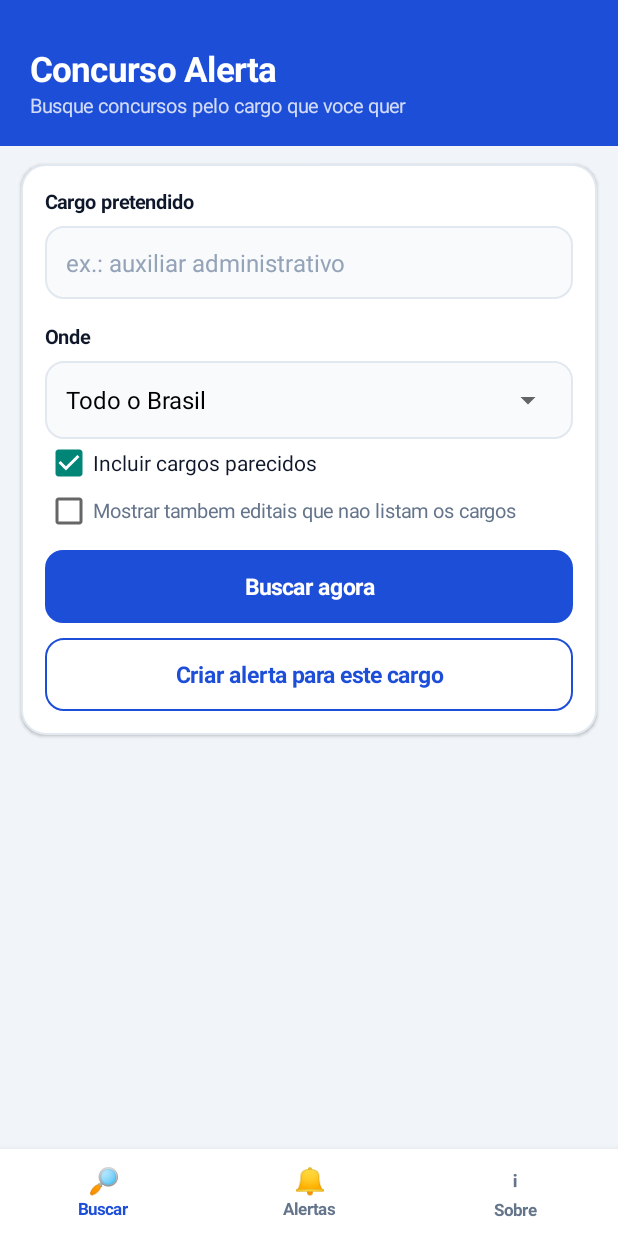
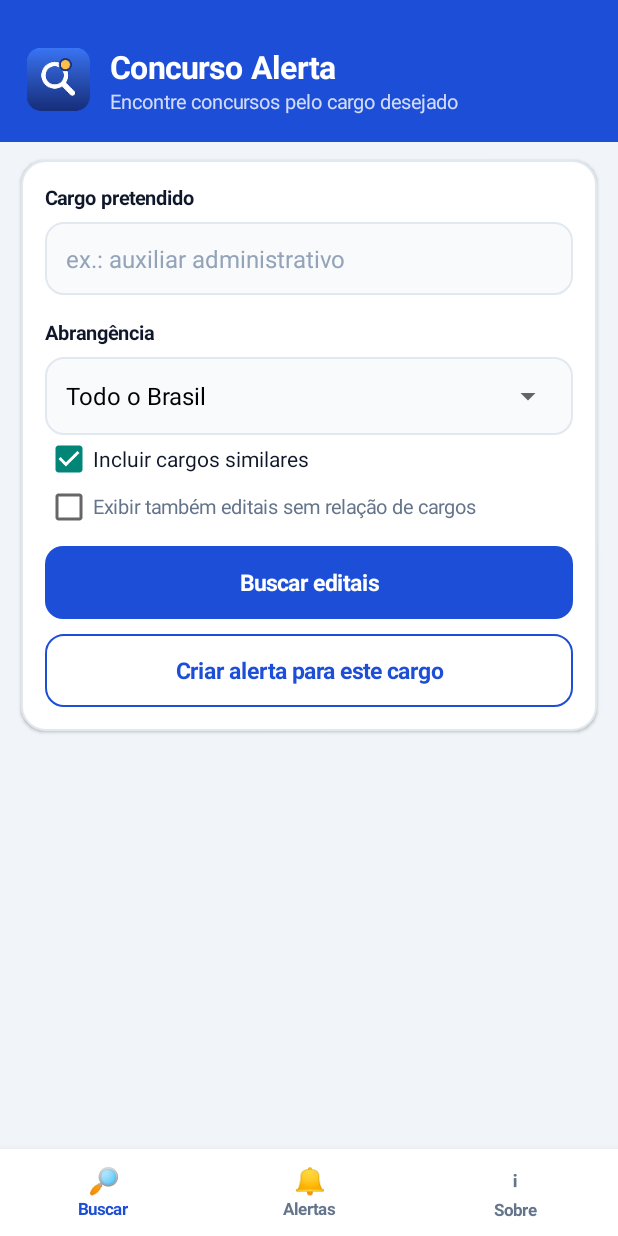
Before and after one commit to Wise1090/concurso-alerta, an Android app: the screen it shows after launch (MainActivity), on a phone screen of 412 x 824 dp. Run offline under Robolectric (Android 15) with nearby library versions, the phone set to English and light mode, and no system bars.

Commit message:
Add files via upload

```diff
--- a/app/src/main/AndroidManifest.xml
+++ b/app/src/main/AndroidManifest.xml
@@ -8,7 +8,8 @@
 
     <application
         android:allowBackup="true"
-        android:icon="@android:drawable/ic_menu_search"
+        android:icon="@mipmap/ic_launcher"
+        android:roundIcon="@mipmap/ic_launcher"
         android:label="Concurso Alerta"
         android:theme="@android:style/Theme.Material.Light.NoActionBar"
         android:usesCleartextTraffic="false">
--- a/app/src/main/java/com/concursos/alerta/Fontes.java
+++ b/app/src/main/java/com/concursos/alerta/Fontes.java
@@ -45,7 +45,7 @@ public final class Fontes {
     static List<Fonte> padrao() {
         List<Fonte> l = new ArrayList<>();
         l.add(new Fonte("PCI Concursos", "https://www.pciconcursos.com.br/concursos/", "pci"));
-        l.add(new Fonte("Estrategia Concursos", "https://concursos.estrategia.com/portal/concursos-abertos/", "agregador"));
+        l.add(new Fonte("Estratégia Concursos", "https://concursos.estrategia.com/portal/concursos-abertos/", "agregador"));
         l.add(new Fonte("Gran Cursos", "https://blog.grancursosonline.com.br/concursos-abertos/", "agregador"));
         l.add(new Fonte("Folha Dirigida", "https://folhadirigida.com.br/concursos/", "agregador"));
         l.add(new Fonte("Concursos no Brasil", "https://concursosnobrasil.com.br/concursos/", "agregador"));
@@ -249,7 +249,7 @@ public final class Fontes {
             e.info = o.optString("artType");
             e.url = "https://www.in.gov.br/web/dou/-/" + urlTitle;
             e.uf = "BR";
-            e.fonte = "Diario Oficial da Uniao";
+            e.fonte = "Diário Oficial da União";
             out.add(e);
         }
         return out;
@@ -287,7 +287,7 @@ public final class Fontes {
                 if (!ja) r.achados.add(e);
             }
         } catch (Exception ignored) {
-            col.falhas.add("Diario Oficial da Uniao");
+            col.falhas.add("Diário Oficial da União");
         }
         r.fontesComFalha = col.falhas.size();
         r.fontesTotal = col.total + 1;
--- a/app/src/main/java/com/concursos/alerta/MainActivity.java
+++ b/app/src/main/java/com/concursos/alerta/MainActivity.java
@@ -19,6 +19,7 @@ import android.widget.ArrayAdapter;
 import android.widget.CheckBox;
 import android.widget.EditText;
 import android.widget.FrameLayout;
+import android.widget.ImageView;
 import android.widget.LinearLayout;
 import android.widget.ScrollView;
 import android.widget.Spinner;
@@ -131,7 +132,7 @@ public class MainActivity extends Activity {
         try {
             startActivity(new Intent(Intent.ACTION_VIEW, Uri.parse(url)));
         } catch (Exception e) {
-            Toast.makeText(this, "Nao consegui abrir o link.", Toast.LENGTH_SHORT).show();
+            Toast.makeText(this, "Não foi possível abrir o link.", Toast.LENGTH_SHORT).show();
         }
     }
 
@@ -170,13 +171,24 @@ public class MainActivity extends Activity {
 
     private View barraSuperior() {
         LinearLayout h = new LinearLayout(this);
-        h.setOrientation(LinearLayout.VERTICAL);
+        h.setOrientation(LinearLayout.HORIZONTAL);
+        h.setGravity(Gravity.CENTER_VERTICAL);
         h.setBackgroundColor(PRIMARIA);
-        h.setPadding(dp(20), dp(30), dp(20), dp(18));
-        TextView t = tv("Concurso Alerta", 23, true, Color.WHITE);
-        h.addView(t);
+        h.setPadding(dp(18), dp(30), dp(18), dp(18));
+
+        ImageView marca = new ImageView(this);
+        marca.setImageResource(R.drawable.logo);
+        LinearLayout.LayoutParams lpM = new LinearLayout.LayoutParams(dp(42), dp(42));
+        lpM.rightMargin = dp(13);
+        marca.setLayoutParams(lpM);
+        h.addView(marca);
+
+        LinearLayout txt = new LinearLayout(this);
+        txt.setOrientation(LinearLayout.VERTICAL);
+        txt.addView(tv("Concurso Alerta", 21, true, Color.WHITE));
         tvSub = tv("", 13, false, 0xCCFFFFFF);
-        h.addView(tvSub);
+        txt.addView(tvSub);
+        h.addView(txt);
         return h;
     }
 
@@ -217,9 +229,9 @@ public class MainActivity extends Activity {
             abaRotulo[k].setTextColor(cor);
         }
         String[] subs = {
-                "Busque concursos pelo cargo que voce quer",
-                "Avisos de novos editais e ajustes",
-                "Informacoes do aplicativo"};
+                "Encontre concursos pelo cargo desejado",
+                "Notificações de novos editais",
+                "Informações do aplicativo"};
         tvSub.setText(subs[i]);
         if (i == 1) renderAlertas();
     }
@@ -253,7 +265,7 @@ public class MainActivity extends Activity {
         etCargo.setLayoutParams(lpE);
         c.addView(etCargo);
 
-        TextView lblUf = tv("Onde", 13, true, TEXTO);
+        TextView lblUf = tv("Abrangência", 13, true, TEXTO);
         lblUf.setPadding(0, dp(16), 0, dp(7));
         c.addView(lblUf);
         LinearLayout caixaUf = new LinearLayout(this);
@@ -269,18 +281,18 @@ public class MainActivity extends Activity {
         c.addView(caixaUf);
 
         cbSim = new CheckBox(this);
-        cbSim.setText("Incluir cargos parecidos");
+        cbSim.setText("Incluir cargos similares");
         cbSim.setTextColor(TEXTO);
         cbSim.setChecked(true);
         c.addView(cbSim);
 
         cbSemCargo = new CheckBox(this);
-        cbSemCargo.setText("Mostrar tambem editais que nao listam os cargos");
+        cbSemCargo.setText("Exibir também editais sem relação de cargos");
         cbSemCargo.setTextColor(SUAVE);
         cbSemCargo.setTextSize(13);
         c.addView(cbSemCargo);
 
-        c.addView(botao("Buscar agora", PRIMARIA, Color.WHITE, false, v -> buscar()));
+        c.addView(botao("Buscar editais", PRIMARIA, Color.WHITE, false, v -> buscar()));
         c.addView(botao("Criar alerta para este cargo", 0x00FFFFFF, PRIMARIA, true, v -> cadastrar()));
         col.addView(c);
 
@@ -304,14 +316,14 @@ public class MainActivity extends Activity {
         if (buscando) return;
         final String cargo = etCargo.getText().toString().trim();
         if (cargo.isEmpty()) {
-            Toast.makeText(this, "Digite o cargo que voce procura.", Toast.LENGTH_SHORT).show();
+            Toast.makeText(this, "Informe o cargo pretendido.", Toast.LENGTH_SHORT).show();
             return;
         }
         final String uf = ufSelecionada();
         final boolean sim = cbSim.isChecked();
         final boolean incerto = cbSemCargo.isChecked();
         buscando = true;
-        tvStatus.setText("Procurando nas fontes...");
+        tvStatus.setText("Consultando as fontes\u2026");
         llRes.removeAllViews();
         bg.execute(() -> {
             Fontes.Coleta col = Fontes.coletar(this, false);
@@ -328,10 +340,10 @@ public class MainActivity extends Activity {
         StringBuilder s = new StringBuilder();
         s.append(r.achados.size()).append(r.achados.size() == 1 ? " edital encontrado" : " editais encontrados");
         if (r.fontesComFalha > 0) {
-            s.append("  -  ").append(r.fontesComFalha).append(" de ")
-                    .append(r.fontesTotal).append(" fontes nao responderam");
+            s.append("   \u00b7   ").append(r.fontesTotal).append(" fontes consultadas, ")
+                    .append(r.fontesComFalha).append(" indisponíveis");
         }
-        if (r.achados.isEmpty()) s.append(".\nTente uma palavra mais curta, como so \"administrativo\".");
+        if (r.achados.isEmpty()) s.append(".\nTente um termo mais abrangente, como \"administrativo\".");
         tvStatus.setText(s.toString());
 
         int n = 0;
@@ -340,8 +352,8 @@ public class MainActivity extends Activity {
             if (++n >= 60) break;
         }
         if (incluirIncertos && !r.semCargo.isEmpty()) {
-            llRes.addView(titulo("Sem lista de cargos (" + r.semCargo.size() + ")"));
-            TextView aviso = tv("Estes editais nao dizem quais sao os cargos. Abra para conferir.",
+            llRes.addView(titulo("Sem relação de cargos (" + r.semCargo.size() + ")"));
+            TextView aviso = tv("Estes editais não informam os cargos na listagem. Abra cada um para verificar.",
                     12, false, SUAVE);
             aviso.setPadding(dp(18), 0, dp(18), dp(4));
             llRes.addView(aviso);
@@ -351,8 +363,8 @@ public class MainActivity extends Activity {
                 if (++n >= 40) break;
             }
         } else if (!r.semCargo.isEmpty()) {
-            TextView dica = tv("Ha ainda " + r.semCargo.size()
-                    + " editais que nao listam os cargos. Marque a opcao acima para ve-los.",
+            TextView dica = tv("Outros " + r.semCargo.size()
+                    + " editais não informam os cargos. Marque a opção acima para exibi-los.",
                     12, false, AMBAR);
             dica.setPadding(dp(20), dp(12), dp(20), 0);
             llRes.addView(dica);
@@ -365,8 +377,8 @@ public class MainActivity extends Activity {
         LinearLayout selos = new LinearLayout(this);
         selos.setOrientation(LinearLayout.HORIZONTAL);
         if (!e.uf.isEmpty()) selos.addView(selo(e.uf.equals("BR") ? "NACIONAL" : e.uf, PRIMARIA));
-        if (e.tipo == Edital.SIMILAR) selos.addView(selo("CARGO PARECIDO", AMBAR));
-        if (e.tipo == Edital.INCERTO) selos.addView(selo("CONFERIR", SUAVE));
+        if (e.tipo == Edital.SIMILAR) selos.addView(selo("CARGO SIMILAR", AMBAR));
+        if (e.tipo == Edital.INCERTO) selos.addView(selo("A VERIFICAR", SUAVE));
         if (selos.getChildCount() > 0) c.addView(selos);
 
         TextView t = tv(e.titulo, 16, true, TEXTO);
@@ -387,14 +399,14 @@ public class MainActivity extends Activity {
         if (!e.nivel.isEmpty()) meta.append(e.nivel);
         if (!e.data.isEmpty()) {
             if (meta.length() > 0) meta.append("   |   ");
-            meta.append("ate ").append(e.data);
+            meta.append("até ").append(e.data);
         }
         if (meta.length() > 0) {
             TextView m = tv(meta.toString(), 12, false, SUAVE);
             m.setPadding(0, dp(8), 0, 0);
             c.addView(m);
         }
-        TextView f = tv(e.fonte + "   >   toque para abrir", 11, true, PRIMARIA);
+        TextView f = tv(e.fonte + "   \u00b7   Abrir publicação", 11, true, PRIMARIA);
         f.setPadding(0, dp(10), 0, 0);
         c.addView(f);
 
@@ -410,8 +422,8 @@ public class MainActivity extends Activity {
 
         LinearLayout c1 = cartao();
         c1.addView(tv("Meus alertas", 17, true, TEXTO));
-        c1.addView(tv("O app confere as fontes de tempo em tempo e avisa, com som, quando "
-                + "sair edital novo para o cargo que voce cadastrou.", 13, false, SUAVE));
+        c1.addView(tv("O aplicativo consulta as fontes periodicamente e notifica, com som, "
+                + "quando houver novo edital para o cargo cadastrado.", 13, false, SUAVE));
         llAlertas = new LinearLayout(this);
         llAlertas.setOrientation(LinearLayout.VERTICAL);
         llAlertas.setPadding(0, dp(12), 0, 0);
@@ -419,32 +431,32 @@ public class MainActivity extends Activity {
         col.addView(c1);
 
         LinearLayout c2 = cartao();
-        c2.addView(tv("Conferir", 17, true, TEXTO));
-        c2.addView(botao("Testar notificacao", 0x00FFFFFF, PRIMARIA, true, v -> {
+        c2.addView(tv("Verificação", 17, true, TEXTO));
+        c2.addView(botao("Testar notificação", 0x00FFFFFF, PRIMARIA, true, v -> {
             if (!Notificador.temPermissao(this)) {
-                Toast.makeText(this, "Permita as notificacoes para este app.", Toast.LENGTH_LONG).show();
+                Toast.makeText(this, "Permita as notificações para este aplicativo.", Toast.LENGTH_LONG).show();
                 pedirPermissao();
                 return;
             }
             Notificador.teste(this);
         }));
         c2.addView(botao("Verificar agora", 0x00FFFFFF, PRIMARIA, true, v -> verificarAgora()));
-        c2.addView(botao("Ajustes de bateria", 0x00FFFFFF, PRIMARIA, true, v -> {
+        c2.addView(botao("Otimização de bateria", 0x00FFFFFF, PRIMARIA, true, v -> {
             try {
                 startActivity(new Intent(Settings.ACTION_IGNORE_BATTERY_OPTIMIZATION_SETTINGS));
             } catch (Exception e) {
-                Toast.makeText(this, "Abra Configuracoes, Bateria, e libere este app.",
+                Toast.makeText(this, "Abra Configurações, Bateria e libere este aplicativo.",
                         Toast.LENGTH_LONG).show();
             }
         }));
-        c2.addView(tv("Alguns aparelhos economizam bateria com rigor e atrasam o aviso. "
-                + "Liberar o app ajuda.", 12, false, SUAVE));
+        c2.addView(tv("Alguns aparelhos restringem a execução em segundo plano e podem atrasar "
+                + "o aviso. Liberar o aplicativo evita esse atraso.", 12, false, SUAVE));
         col.addView(c2);
 
         LinearLayout c3 = cartao();
-        c3.addView(tv("Portais de orgaos", 17, true, TEXTO));
-        c3.addView(tv("Cole o endereco da pagina de concursos de um orgao para o app "
-                + "vigiar tambem.", 13, false, SUAVE));
+        c3.addView(tv("Portais de órgãos", 17, true, TEXTO));
+        c3.addView(tv("Informe o endereço da página de concursos de um órgão para incluí-lo "
+                + "no monitoramento.", 13, false, SUAVE));
         etUrl = new EditText(this);
         etUrl.setHint("https://www.prefeitura.exemplo.gov.br/concursos");
         etUrl.setSingleLine(true);
@@ -473,7 +485,7 @@ public class MainActivity extends Activity {
         llAlertas.removeAllViews();
         List<Store.Alerta> l = Store.alertas(this);
         if (l.isEmpty()) {
-            llAlertas.addView(tv("Nenhum alerta ainda. Na aba Buscar, digite um cargo e toque "
+            llAlertas.addView(tv("Nenhum alerta cadastrado. Na aba Buscar, informe um cargo e toque "
                     + "em \"Criar alerta para este cargo\".", 13, false, SUAVE));
             return;
         }
@@ -492,7 +504,7 @@ public class MainActivity extends Activity {
             txt.setOrientation(LinearLayout.VERTICAL);
             txt.addView(tv(a.cargo, 15, true, TEXTO));
             txt.addView(tv((a.uf.isEmpty() ? "Todo o Brasil" : a.uf)
-                    + (a.similares ? "  -  com cargos parecidos" : ""), 12, false, SUAVE));
+                    + (a.similares ? "   \u00b7   cargos similares" : ""), 12, false, SUAVE));
             r.addView(txt, new LinearLayout.LayoutParams(0,
                     ViewGroup.LayoutParams.WRAP_CONTENT, 1));
 
@@ -511,14 +523,14 @@ public class MainActivity extends Activity {
     private void cadastrar() {
         String cargo = etCargo.getText().toString().trim();
         if (cargo.isEmpty()) {
-            Toast.makeText(this, "Digite o cargo que voce procura.", Toast.LENGTH_SHORT).show();
+            Toast.makeText(this, "Informe o cargo pretendido.", Toast.LENGTH_SHORT).show();
             return;
         }
         Store.adicionar(this, cargo, ufSelecionada(), cbSim.isChecked());
         renderAlertas();
         CheckJob.agendar(this);
         pedirPermissao();
-        Toast.makeText(this, "Alerta criado. Voce sera avisado quando sair edital novo.",
+        Toast.makeText(this, "Alerta criado. Você será notificado quando houver novo edital.",
                 Toast.LENGTH_LONG).show();
         bg.execute(() -> {
             try { Verificador.rodar(this); } catch (Exception ignored) { }
@@ -526,14 +538,15 @@ public class MainActivity extends Activity {
     }
 
     private void verificarAgora() {
-        Toast.makeText(this, "Verificando...", Toast.LENGTH_SHORT).show();
+        Toast.makeText(this, "Verificando\u2026", Toast.LENGTH_SHORT).show();
         bg.execute(() -> {
             String msg;
             try {
                 int n = Verificador.rodar(this);
-                msg = n > 0 ? n + " edital(is) novo(s)!" : "Nenhum edital novo por enquanto.";
+                msg = n > 0 ? n + (n == 1 ? " novo edital encontrado." : " novos editais encontrados.")
+                        : "Nenhum edital novo no momento.";
             } catch (Exception e) {
-                msg = "Falha na verificacao: " + e.getMessage();
+                msg = "Falha na verificação: " + e.getMessage();
             }
             final String m = msg;
             ui.post(() -> Toast.makeText(this, m, Toast.LENGTH_LONG).show());
@@ -544,7 +557,7 @@ public class MainActivity extends Activity {
         String u = etUrl.getText().toString().trim();
         if (!u.startsWith("http")) u = "https://" + u;
         if (u.length() < 12 || !u.contains(".")) {
-            Toast.makeText(this, "Endereco invalido.", Toast.LENGTH_SHORT).show();
+            Toast.makeText(this, "Endereço inválido.", Toast.LENGTH_SHORT).show();
             return;
         }
         Store.adicionarCustom(this, u);
@@ -586,16 +599,16 @@ public class MainActivity extends Activity {
 
         LinearLayout c1 = cartao();
         c1.addView(tv("Concurso Alerta", 20, true, PRIMARIA_E));
-        c1.addView(tv("Versao " + versao, 13, false, SUAVE));
-        TextView d = tv("Busca concursos publicos pelo cargo que voce quer e avisa, com "
-                + "notificacao e som, quando sair edital novo.", 14, false, TEXTO);
+        c1.addView(tv("Versão " + versao, 13, false, SUAVE));
+        TextView d = tv("Localiza concursos públicos pelo cargo desejado e notifica, com som, "
+                + "a publicação de novos editais.", 14, false, TEXTO);
         d.setPadding(0, dp(10), 0, 0);
         c1.addView(d);
         col.addView(c1);
 
         LinearLayout c2 = cartao();
         c2.addView(tv("Desenvolvedor", 17, true, TEXTO));
-        c2.addView(linha("Willian Goncalves Ribeiro", "Ver perfil no LinkedIn",
+        c2.addView(linha("Willian Gonçalves Ribeiro", "Perfil no LinkedIn",
                 () -> abrir("https://www.linkedin.com/in/willianribeiro1090")));
         c2.addView(linha("williangr90@yahoo.com.br", "Enviar e-mail",
                 () -> abrir("mailto:williangr90@yahoo.com.br")));
@@ -604,12 +617,14 @@ public class MainActivity extends Activity {
         col.addView(c2);
 
         LinearLayout c3 = cartao();
-        c3.addView(tv("De onde vem a informacao", 17, true, TEXTO));
-        c3.addView(tv("PCI Concursos, Estrategia, Gran Cursos, Folha Dirigida, Concursos no "
-                + "Brasil, bancas organizadoras (Vunesp, FGV, FCC, IBFC, Cesgranrio), o Diario "
-                + "Oficial da Uniao e os portais de orgaos que voce adicionar.", 13, false, SUAVE));
-        TextView aviso = tv("O app apenas reune links publicos. Confirme sempre o edital "
-                + "oficial no site da banca ou do orgao antes de se inscrever.", 12, false, AMBAR);
+        c3.addView(tv("Fontes consultadas", 17, true, TEXTO));
+        c3.addView(tv("PCI Concursos, Estratégia Concursos, Gran Cursos, Folha Dirigida e "
+                + "Concursos no Brasil; as bancas organizadoras Vunesp, FGV, FCC, IBFC e "
+                + "Cesgranrio; o Diário Oficial da União; e os portais de órgãos "
+                + "adicionados pelo usuário.", 13, false, SUAVE));
+        TextView aviso = tv("O aplicativo reúne links de publicações públicas. A inscrição deve ser "
+                + "feita a partir do edital oficial, no site da banca organizadora ou do "
+                + "órgão responsável.", 12, false, AMBAR);
         aviso.setPadding(0, dp(10), 0, 0);
         c3.addView(aviso);
         col.addView(c3);
--- /dev/null
+++ b/app/src/main/res/mipmap-anydpi-v26/ic_launcher.xml
@@ -0,0 +1,5 @@
+<?xml version="1.0" encoding="utf-8"?>
+<adaptive-icon xmlns:android="http://schemas.android.com/apk/res/android">
+    <background android:drawable="@color/ic_launcher_background" />
+    <foreground android:drawable="@mipmap/ic_launcher_foreground" />
+</adaptive-icon>
--- /dev/null
+++ b/app/src/main/res/values/colors.xml
@@ -0,0 +1,4 @@
+<?xml version="1.0" encoding="utf-8"?>
+<resources>
+    <color name="ic_launcher_background">#2550C4</color>
+</resources>
```
Also changed, not shown: app/build.gradle (+7 -2 lines), app/src/main/java/com/concursos/alerta/Notificador.java (+6 -6 lines), app/src/main/res/drawable-xxhdpi/logo.png (added), app/src/main/res/mipmap-hdpi/ic_launcher.png (added), app/src/main/res/mipmap-hdpi/ic_launcher_foreground.png (added), app/src/main/res/mipmap-mdpi/ic_launcher.png (added), app/src/main/res/mipmap-mdpi/ic_launcher_foreground.png (added), app/src/main/res/mipmap-xhdpi/ic_launcher.png (added), app/src/main/res/mipmap-xhdpi/ic_launcher_foreground.png (added), app/src/main/res/mipmap-xxhdpi/ic_launcher.png (added), app/src/main/res/mipmap-xxhdpi/ic_launcher_foreground.png (added), app/src/main/res/mipmap-xxxhdpi/ic_launcher.png (added), app/src/main/res/mipmap-xxxhdpi/ic_launcher_foreground.png (added).
